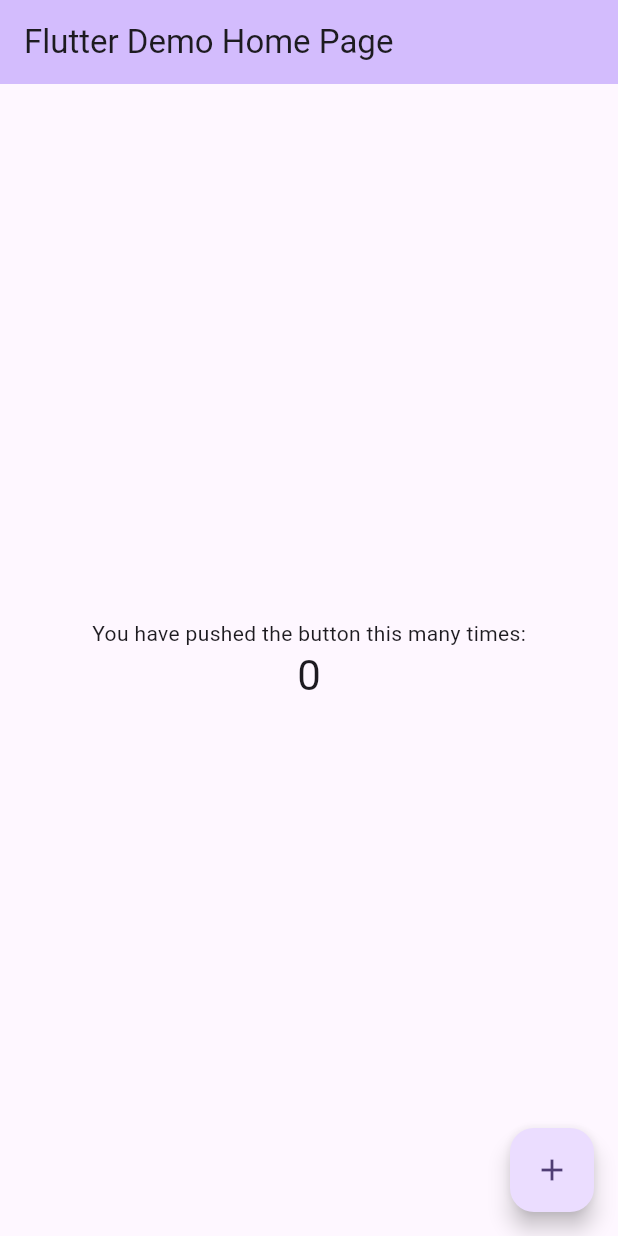
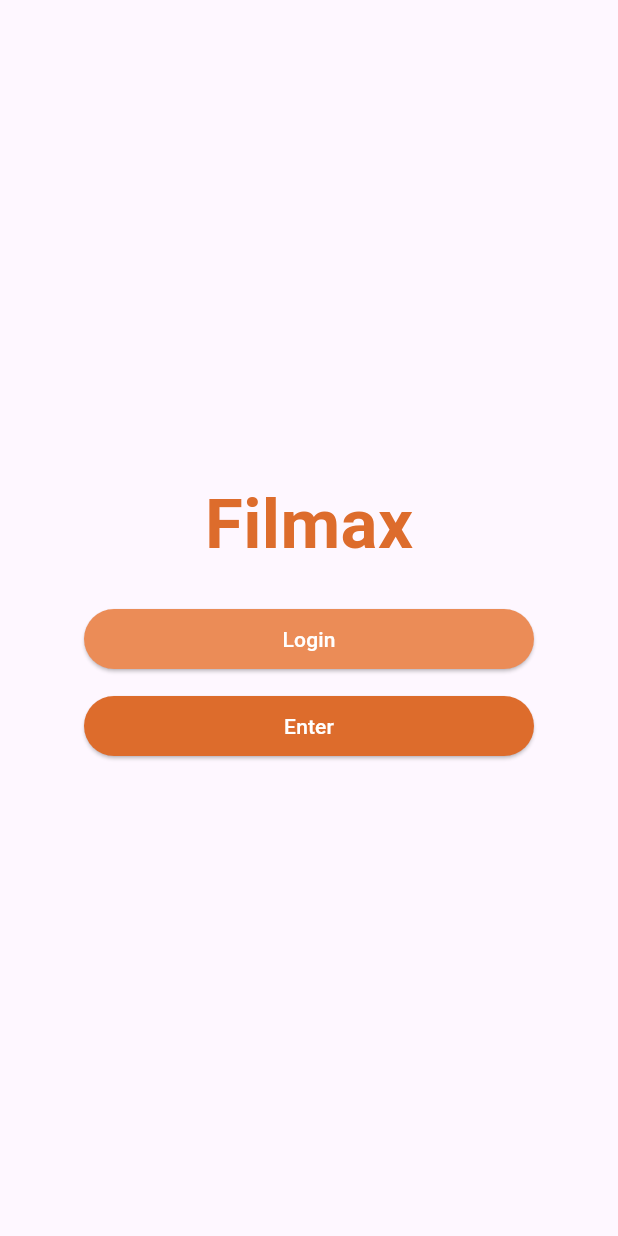
Before and after one commit to Alireza-Seif/Filmax, a Flutter app: the screen it shows after launch, on a phone screen of 412 x 824 dp. Run offline on Flutter 3.47's test engine with Material 3 defaults, Android fonts, the phone set to English and light mode, and no system bars.

Commit message:
feat: Add initial screens and color constants for Filmax app

```diff
--- /dev/null
+++ b/lib/constants/app_colors.dart
@@ -0,0 +1,10 @@
+import 'package:flutter/material.dart';
+
+@immutable
+class AppColors{
+  static const orange = Color(0xFFEB8C57);
+  static const darkOraange = Color(0xFFDD6C2C);
+  static const success = Color(0xFF6FCF97);
+  static const error = Color(0xFFEB5757);
+
+}
--- a/lib/main.dart
+++ b/lib/main.dart
@@ -1,3 +1,4 @@
+import 'package:filmax_app/screens/intro_screen.dart';
 import 'package:flutter/material.dart';
 
 void main() {
@@ -7,119 +8,15 @@ void main() {
 class MyApp extends StatelessWidget {
   const MyApp({super.key});
 
-  // This widget is the root of your application.
   @override
   Widget build(BuildContext context) {
     return MaterialApp(
-      title: 'Flutter Demo',
+      title: 'Filmax',
       theme: ThemeData(
-        // This is the theme of your application.
-        //
-        // TRY THIS: Try running your application with "flutter run". You'll see
-        // the application has a purple toolbar. Then, without quitting the app,
-        // try changing the seedColor in the colorScheme below to Colors.green
-        // and then invoke "hot reload" (save your changes or press the "hot
-        // reload" button in a Flutter-supported IDE, or press "r" if you used
-        // the command line to start the app).
-        //
-        // Notice that the counter didn't reset back to zero; the application
-        // state is not lost during the reload. To reset the state, use hot
-        // restart instead.
-        //
-        // This works for code too, not just values: Most code changes can be
-        // tested with just a hot reload.
         colorScheme: ColorScheme.fromSeed(seedColor: Colors.deepPurple),
         useMaterial3: true,
       ),
-      home: const MyHomePage(title: 'Flutter Demo Home Page'),
+      home: IntroScreen(),
     );
   }
 }
-
-class MyHomePage extends StatefulWidget {
-  const MyHomePage({super.key, required this.title});
-
-  // This widget is the home page of your application. It is stateful, meaning
-  // that it has a State object (defined below) that contains fields that affect
-  // how it looks.
-
-  // This class is the configuration for the state. It holds the values (in this
-  // case the title) provided by the parent (in this case the App widget) and
-  // used by the build method of the State. Fields in a Widget subclass are
-  // always marked "final".
-
-  final String title;
-
-  @override
-  State<MyHomePage> createState() => _MyHomePageState();
-}
-
-class _MyHomePageState extends State<MyHomePage> {
-  int _counter = 0;
-
-  void _incrementCounter() {
-    setState(() {
-      // This call to setState tells the Flutter framework that something has
-      // changed in this State, which causes it to rerun the build method below
-      // so that the display can reflect the updated values. If we changed
-      // _counter without calling setState(), then the build method would not be
-      // called again, and so nothing would appear to happen.
-      _counter++;
-    });
-  }
-
-  @override
-  Widget build(BuildContext context) {
-    // This method is rerun every time setState is called, for instance as done
-    // by the _incrementCounter method above.
-    //
-    // The Flutter framework has been optimized to make rerunning build methods
-    // fast, so that you can just rebuild anything that needs updating rather
-    // than having to individually change instances of widgets.
-    return Scaffold(
-      appBar: AppBar(
-        // TRY THIS: Try changing the color here to a specific color (to
-        // Colors.amber, perhaps?) and trigger a hot reload to see the AppBar
-        // change color while the other colors stay the same.
-        backgroundColor: Theme.of(context).colorScheme.inversePrimary,
-        // Here we take the value from the MyHomePage object that was created by
-        // the App.build method, and use it to set our appbar title.
-        title: Text(widget.title),
-      ),
-      body: Center(
-        // Center is a layout widget. It takes a single child and positions it
-        // in the middle of the parent.
-        child: Column(
-          // Column is also a layout widget. It takes a list of children and
-          // arranges them vertically. By default, it sizes itself to fit its
-          // children horizontally, and tries to be as tall as its parent.
-          //
-          // Column has various properties to control how it sizes itself and
-          // how it positions its children. Here we use mainAxisAlignment to
-          // center the children vertically; the main axis here is the vertical
-          // axis because Columns are vertical (the cross axis would be
-          // horizontal).
-          //
-          // TRY THIS: Invoke "debug painting" (choose the "Toggle Debug Paint"
-          // action in the IDE, or press "p" in the console), to see the
-          // wireframe for each widget.
-          mainAxisAlignment: MainAxisAlignment.center,
-          children: <Widget>[
-            const Text(
-              'You have pushed the button this many times:',
-            ),
-            Text(
-              '$_counter',
-              style: Theme.of(context).textTheme.headlineMedium,
-            ),
-          ],
-        ),
-      ),
-      floatingActionButton: FloatingActionButton(
-        onPressed: _incrementCounter,
-        tooltip: 'Increment',
-        child: const Icon(Icons.add),
-      ), // This trailing comma makes auto-formatting nicer for build methods.
-    );
-  }
-}
--- /dev/null
+++ b/lib/screens/home_screen.dart
@@ -0,0 +1,10 @@
+import 'package:flutter/material.dart';
+
+class HomeScreen extends StatelessWidget {
+  const HomeScreen({super.key});
+
+  @override
+  Widget build(BuildContext context) {
+    return const Placeholder();
+  }
+}
--- /dev/null
+++ b/lib/screens/intro_screen.dart
@@ -0,0 +1,62 @@
+import 'package:filmax_app/constants/app_colors.dart';
+import 'package:filmax_app/screens/home_screen.dart';
+import 'package:flutter/material.dart';
+
+class IntroScreen extends StatelessWidget {
+  const IntroScreen({super.key});
+
+  @override
+  Widget build(BuildContext context) {
+    return Scaffold(
+      body: SafeArea(
+        child: Center(
+          child: Column(
+            mainAxisAlignment: MainAxisAlignment.center,
+            children: [
+              const Text(
+                'Filmax',
+                style: TextStyle(
+                  color: AppColors.darkOraange,
+                  fontSize: 46,
+                  fontWeight: FontWeight.bold,
+                ),
+              ),
+              const SizedBox(
+                height: 20,
+              ),
+              SizedBox(
+                width: 300,
+                child: ElevatedButton(
+                  onPressed: () {},
+                  style: ElevatedButton.styleFrom(
+                      backgroundColor: AppColors.orange,
+                      foregroundColor: Colors.white),
+                  child: const Text('Login'),
+                ),
+              ),
+              const SizedBox(
+                height: 10,
+              ),
+              SizedBox(
+                width: 300,
+                child: ElevatedButton(
+                  onPressed: () {
+                    Navigator.pushReplacement(
+                      context,
+                      MaterialPageRoute(
+                          builder: (context) => const HomeScreen()),
+                    );
+                  },
+                  style: ElevatedButton.styleFrom(
+                      backgroundColor: AppColors.darkOraange,
+                      foregroundColor: Colors.white),
+                  child: const Text('Enter'),
+                ),
+              ),
+            ],
+          ),
+        ),
+      ),
+    );
+  }
+}
```
